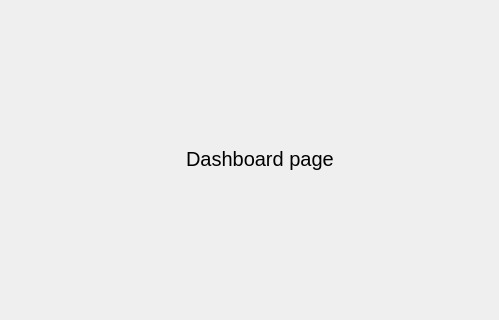
First picture: the form in add/sidebar.ui, repository c0de1sl1fe/auto_saver_app, before the edit; both pictures show x 0 to 499 and y 161 to 481 of the 800 by 600 pixel window.
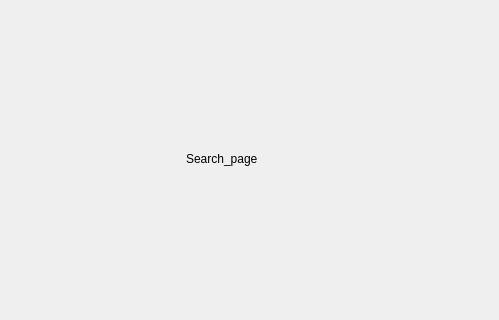
Second picture: the form after the edit. Icons and pictures are not drawn.

Patch:
```diff
--- a/add/sidebar.ui
+++ b/add/sidebar.ui
@@ -436,7 +436,7 @@
        <item>
         <widget class="QStackedWidget" name="stackedWidget">
          <property name="currentIndex">
-          <number>1</number>
+          <number>3</number>
          </property>
          <widget class="QWidget" name="page">
           <layout class="QGridLayout" name="gridLayout_2">
@@ -475,7 +475,18 @@
            <item row="0" column="0">
             <widget class="QLabel" name="label_3">
              <property name="text">
-              <string>search_page</string>
+              <string>User_page</string>
+             </property>
+            </widget>
+           </item>
+          </layout>
+         </widget>
+         <widget class="QWidget" name="page_4">
+          <layout class="QGridLayout" name="gridLayout_5">
+           <item row="0" column="0">
+            <widget class="QLabel" name="label_6">
+             <property name="text">
+              <string>Search_page</string>
              </property>
             </widget>
            </item>
```
